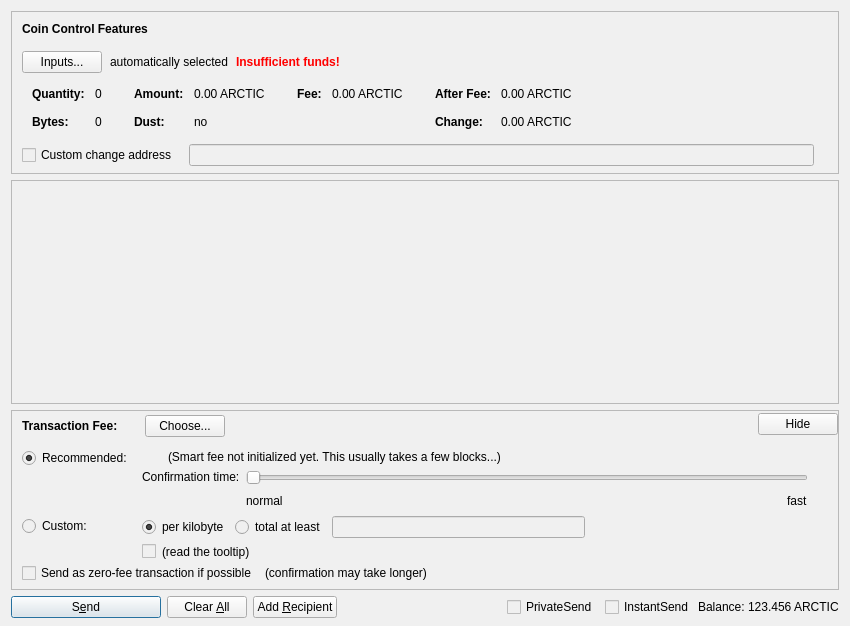
Above: src/qt/forms/sendcoinsdialog.ui from AdvancedTechnologyCoin/arc_core before the change. Below: the same form after it.
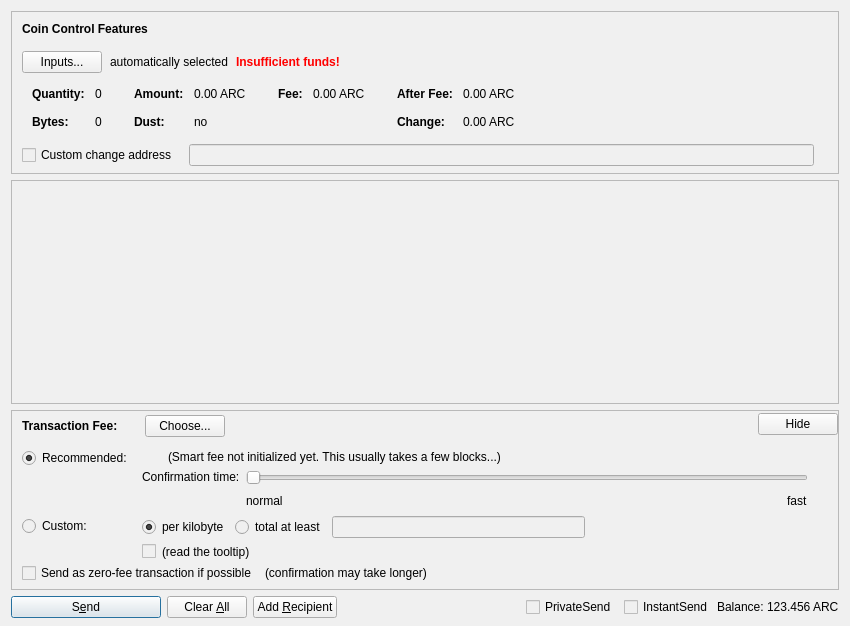
That is the form after the change. Custom widgets are drawn as their Qt base class.

Patch:
```diff
--- a/src/qt/forms/sendcoinsdialog.ui
+++ b/src/qt/forms/sendcoinsdialog.ui
@@ -327,7 +327,7 @@
                   <enum>Qt::ActionsContextMenu</enum>
                  </property>
                  <property name="text">
-                  <string notr="true">0.00 ARCTIC</string>
+                  <string notr="true">0.00 ARC</string>
                  </property>
                  <property name="textInteractionFlags">
                   <set>Qt::LinksAccessibleByMouse|Qt::TextSelectableByKeyboard|Qt::TextSelectableByMouse</set>
@@ -407,7 +407,7 @@
                   <enum>Qt::ActionsContextMenu</enum>
                  </property>
                  <property name="text">
-                  <string notr="true">0.00 ARCTIC</string>
+                  <string notr="true">0.00 ARC</string>
                  </property>
                  <property name="textInteractionFlags">
                   <set>Qt::LinksAccessibleByMouse|Qt::TextSelectableByKeyboard|Qt::TextSelectableByMouse</set>
@@ -458,7 +458,7 @@
                   <enum>Qt::ActionsContextMenu</enum>
                  </property>
                  <property name="text">
-                  <string notr="true">0.00 ARCTIC</string>
+                  <string notr="true">0.00 ARC</string>
                  </property>
                  <property name="textInteractionFlags">
                   <set>Qt::LinksAccessibleByMouse|Qt::TextSelectableByKeyboard|Qt::TextSelectableByMouse</set>
@@ -487,7 +487,7 @@
                   <enum>Qt::ActionsContextMenu</enum>
                  </property>
                  <property name="text">
-                  <string notr="true">0.00 ARCTIC</string>
+                  <string notr="true">0.00 ARC</string>
                  </property>
                  <property name="textInteractionFlags">
                   <set>Qt::LinksAccessibleByMouse|Qt::TextSelectableByKeyboard|Qt::TextSelectableByMouse</set>
@@ -1340,7 +1340,7 @@
           <cursorShape>IBeamCursor</cursorShape>
          </property>
          <property name="text">
-          <string notr="true">123.456 ARCTIC</string>
+          <string notr="true">123.456 ARC</string>
          </property>
          <property name="textInteractionFlags">
           <set>Qt::LinksAccessibleByMouse|Qt::TextSelectableByKeyboard|Qt::TextSelectableByMouse</set>
```
Left out of the diff: 8 changed lines with no effect on the pictures.
